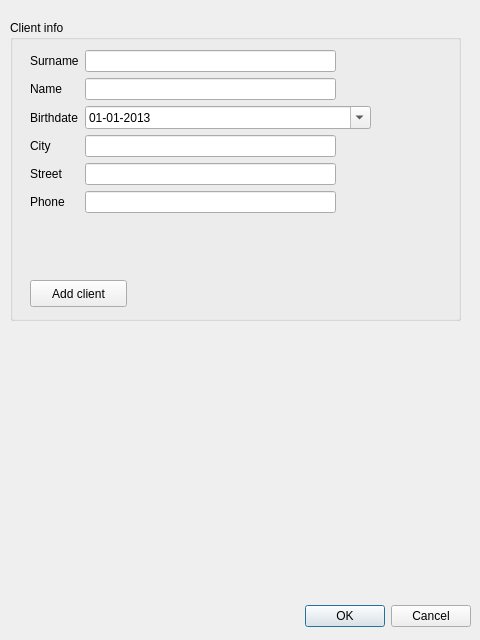
This is kisqpy/client/client_dialog.ui in pkulev/scoodent as Qt 5 draws it before an edit. The edited form follows.
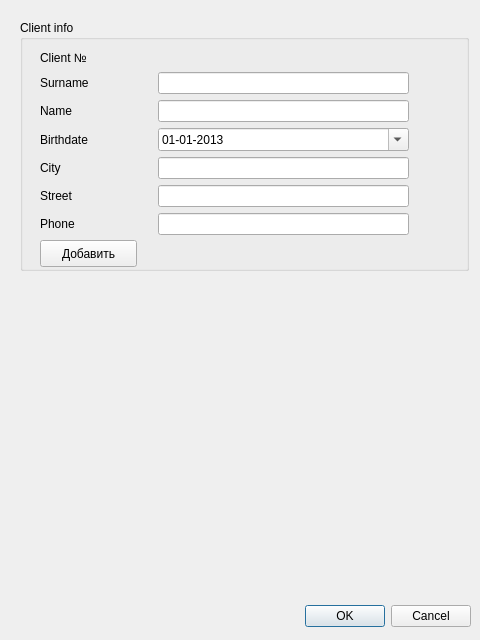
This is the edited form.

Commit message: WIP: common add & view dialog

The edit to the form file:
```diff
--- a/kisqpy/client/client_dialog.ui
+++ b/kisqpy/client/client_dialog.ui
@@ -32,10 +32,10 @@
   <widget class="QGroupBox" name="groupBox">
    <property name="geometry">
     <rect>
-     <x>10</x>
+     <x>20</x>
      <y>20</y>
-     <width>451</width>
-     <height>301</height>
+     <width>449</width>
+     <height>251</height>
     </rect>
    </property>
    <property name="minimumSize">
@@ -51,13 +51,13 @@
     <property name="geometry">
      <rect>
       <x>20</x>
-      <y>260</y>
+      <y>220</y>
       <width>97</width>
       <height>27</height>
      </rect>
     </property>
     <property name="text">
-     <string>Add client</string>
+     <string>Добавить</string>
     </property>
     <property name="checkable">
      <bool>false</bool>
@@ -71,23 +71,20 @@
      <rect>
       <x>20</x>
       <y>30</y>
-      <width>341</width>
-      <height>201</height>
+      <width>369</width>
+      <height>185</height>
      </rect>
     </property>
-    <layout class="QFormLayout" name="formLayout">
-     <property name="fieldGrowthPolicy">
-      <enum>QFormLayout::AllNonFixedFieldsGrow</enum>
-     </property>
-     <item row="0" column="0">
+    <layout class="QGridLayout" name="gridLayout">
+     <item row="1" column="0">
       <widget class="QLabel" name="label">
        <property name="text">
         <string>Surname</string>
        </property>
       </widget>
      </item>
-     <item row="0" column="1">
-      <widget class="QLineEdit" name="le_surname">
+     <item row="1" column="1">
+      <widget class="QLineEdit" name="le_client_surname">
        <property name="minimumSize">
         <size>
          <width>251</width>
@@ -102,22 +99,44 @@
        </property>
       </widget>
      </item>
-     <item row="1" column="0">
+     <item row="2" column="0">
       <widget class="QLabel" name="label_2">
        <property name="text">
         <string>Name</string>
        </property>
       </widget>
      </item>
-     <item row="2" column="0">
+     <item row="2" column="1">
+      <widget class="QLineEdit" name="le_client_name">
+       <property name="minimumSize">
+        <size>
+         <width>251</width>
+         <height>0</height>
+        </size>
+       </property>
+       <property name="maximumSize">
+        <size>
+         <width>251</width>
+         <height>16777215</height>
+        </size>
+       </property>
+      </widget>
+     </item>
+     <item row="3" column="0">
       <widget class="QLabel" name="label_3">
        <property name="text">
         <string>Birthdate</string>
        </property>
       </widget>
      </item>
-     <item row="2" column="1">
-      <widget class="QDateEdit" name="de_birthdate">
+     <item row="3" column="1">
+      <widget class="QDateEdit" name="de_client_birthdate">
+       <property name="displayFormat">
+        <string>dd-MM-yyyy</string>
+       </property>
+       <property name="calendarPopup">
+        <bool>true</bool>
+       </property>
        <property name="date">
         <date>
          <year>2013</year>
@@ -125,23 +144,33 @@
          <day>1</day>
         </date>
        </property>
-       <property name="displayFormat">
-        <string>dd-MM-yyyy</string>
+      </widget>
+     </item>
+     <item row="4" column="1">
+      <widget class="QLineEdit" name="le_client_city">
+       <property name="minimumSize">
+        <size>
+         <width>251</width>
+         <height>0</height>
+        </size>
        </property>
-       <property name="calendarPopup">
-        <bool>true</bool>
+       <property name="maximumSize">
+        <size>
+         <width>251</width>
+         <height>16777215</height>
+        </size>
        </property>
       </widget>
      </item>
-     <item row="3" column="0">
+     <item row="4" column="0">
       <widget class="QLabel" name="label_4">
        <property name="text">
         <string>City</string>
        </property>
       </widget>
      </item>
-     <item row="3" column="1">
-      <widget class="QLineEdit" name="le_city">
+     <item row="5" column="1">
+      <widget class="QLineEdit" name="le_client_street">
        <property name="minimumSize">
         <size>
          <width>251</width>
@@ -156,15 +185,15 @@
        </property>
       </widget>
      </item>
-     <item row="4" column="0">
+     <item row="5" column="0">
       <widget class="QLabel" name="label_26">
        <property name="text">
         <string>Street</string>
        </property>
       </widget>
      </item>
-     <item row="4" column="1">
-      <widget class="QLineEdit" name="le_street">
+     <item row="6" column="1">
+      <widget class="QLineEdit" name="le_client_phone">
        <property name="minimumSize">
         <size>
          <width>251</width>
@@ -179,42 +208,24 @@
        </property>
       </widget>
      </item>
-     <item row="5" column="0">
+     <item row="6" column="0">
       <widget class="QLabel" name="label_5">
        <property name="text">
         <string>Phone</string>
        </property>
       </widget>
      </item>
-     <item row="5" column="1">
-      <widget class="QLineEdit" name="le_phone">
-       <property name="minimumSize">
-        <size>
-         <width>251</width>
-         <height>0</height>
-        </size>
-       </property>
-       <property name="maximumSize">
-        <size>
-         <width>251</width>
-         <height>16777215</height>
-        </size>
+     <item row="0" column="0">
+      <widget class="QLabel" name="label_6">
+       <property name="text">
+        <string>Client №</string>
        </property>
       </widget>
      </item>
-     <item row="1" column="1">
-      <widget class="QLineEdit" name="le_name">
-       <property name="minimumSize">
-        <size>
-         <width>251</width>
-         <height>0</height>
-        </size>
-       </property>
-       <property name="maximumSize">
-        <size>
-         <width>251</width>
-         <height>16777215</height>
-        </size>
+     <item row="0" column="1" alignment="Qt::AlignHCenter">
+      <widget class="QLabel" name="lab_client_id">
+       <property name="text">
+        <string/>
        </property>
       </widget>
      </item>
```
The commit also changes 2 other files.
